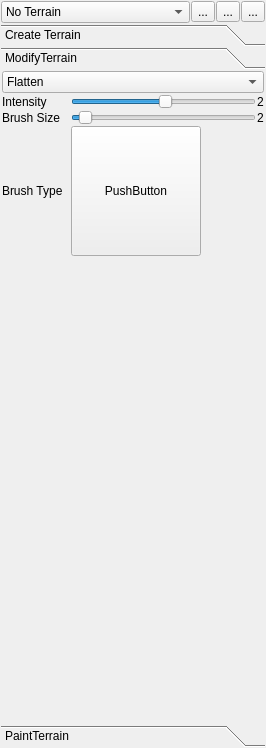
Before: the Qt Designer form rl/trunk/editors/Lockenwickler/ui files/MyTerrainManagerDock.ui in rastullahs-lockenpracht/rastullahs-lockenpracht, drawn with Qt 5.
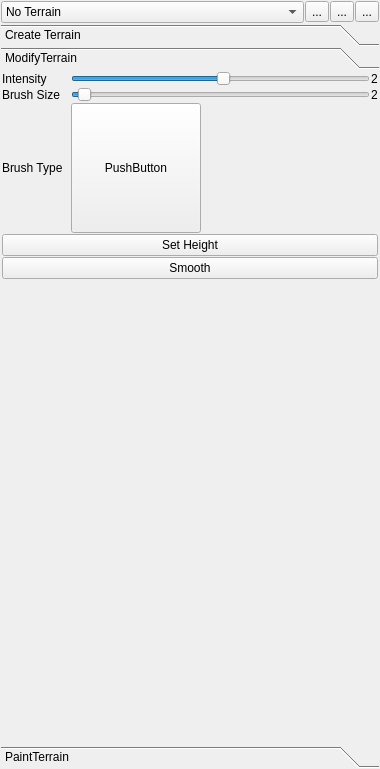
After: the same form once the commit is applied. Icons and pictures are not drawn.

Commit message: - added an incomplete terrain smoothing tool

```diff
--- a/rl/trunk/editors/Lockenwickler/ui files/MyTerrainManagerDock.ui
+++ b/rl/trunk/editors/Lockenwickler/ui files/MyTerrainManagerDock.ui
@@ -5,8 +5,8 @@
    <rect>
     <x>0</x>
     <y>0</y>
-    <width>266</width>
-    <height>748</height>
+    <width>380</width>
+    <height>769</height>
    </rect>
   </property>
   <property name="windowTitle" >
@@ -639,8 +639,8 @@
        <rect>
         <x>0</x>
         <y>0</y>
-        <width>264</width>
-        <height>634</height>
+        <width>378</width>
+        <height>655</height>
        </rect>
       </property>
       <attribute name="label" >
@@ -653,7 +653,7 @@
        <property name="spacing" >
         <number>1</number>
        </property>
-       <item row="4" column="1" >
+       <item row="6" column="1" >
         <spacer name="verticalSpacer" >
          <property name="orientation" >
           <enum>Qt::Vertical</enum>
@@ -666,28 +666,6 @@
          </property>
         </spacer>
        </item>
-       <item row="0" column="0" colspan="3" >
-        <widget class="QComboBox" name="terrainModToolComboBox" >
-         <property name="toolTip" >
-          <string>Terrain tools</string>
-         </property>
-         <item>
-          <property name="text" >
-           <string>Flatten</string>
-          </property>
-         </item>
-         <item>
-          <property name="text" >
-           <string>Lower</string>
-          </property>
-         </item>
-         <item>
-          <property name="text" >
-           <string>Raise</string>
-          </property>
-         </item>
-        </widget>
-       </item>
        <item row="1" column="0" >
         <widget class="QLabel" name="label_12" >
          <property name="toolTip" >
@@ -790,6 +768,9 @@
          <property name="toolTip" >
           <string>The diameter of the tool</string>
          </property>
+         <property name="minimum" >
+          <number>1</number>
+         </property>
          <property name="maximum" >
           <number>50</number>
          </property>
@@ -801,6 +782,26 @@
          </property>
         </widget>
        </item>
+       <item row="4" column="0" colspan="3" >
+        <widget class="QPushButton" name="setHeightButton" >
+         <property name="text" >
+          <string>Set Height</string>
+         </property>
+         <property name="checkable" >
+          <bool>true</bool>
+         </property>
+        </widget>
+       </item>
+       <item row="5" column="0" colspan="3" >
+        <widget class="QPushButton" name="editSmoothButton" >
+         <property name="text" >
+          <string>Smooth</string>
+         </property>
+         <property name="checkable" >
+          <bool>true</bool>
+         </property>
+        </widget>
+       </item>
       </layout>
      </widget>
      <widget class="QWidget" name="page_3" >
```
Left out of the diff: 122 changed lines with no effect on the pictures. The commit also changes 2 other files.
